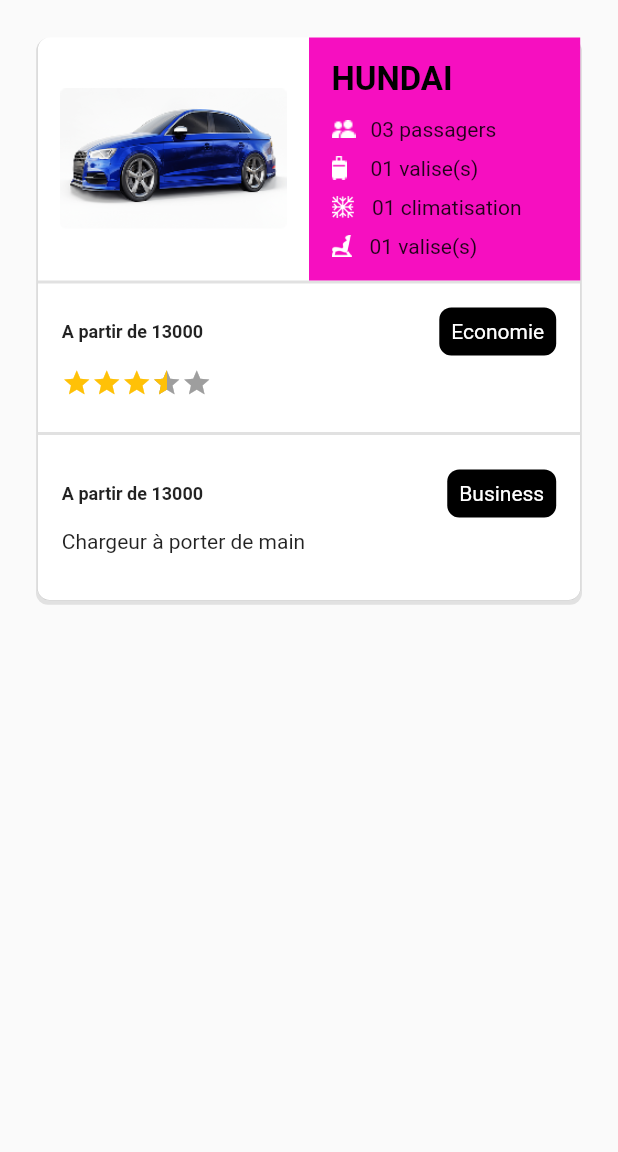
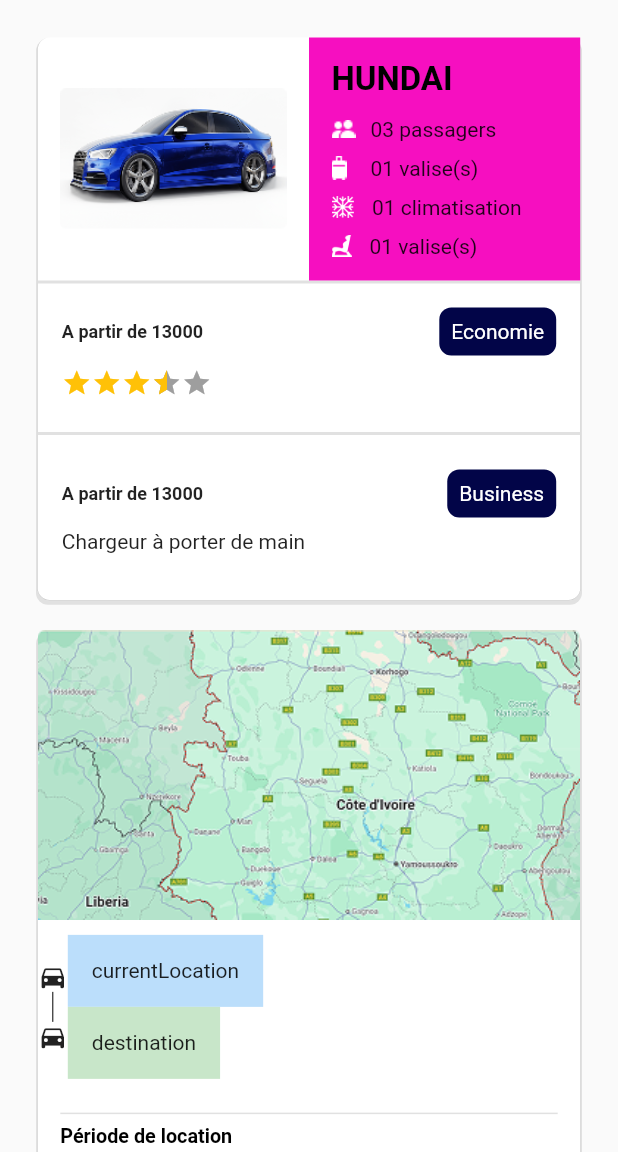
Before and after one commit to k-adama/voyagedifiant, a Flutter app: the VehiculeDetails screen opened by its route, on a phone screen of 412 x 824 dp, the part 84-1236 px from its top. Run offline on Flutter 3.47's test engine with Material 3 defaults, Android fonts, the phone set to English and light mode, and no system bars; drawn by our look-alikes of flutter_rating_bar, pull_to_refresh; our stand-ins replace flutter_screenutil, flutter_staggered_animations, flutter_svg, form_field_validator, get, intl_phone_field; missing offline and left inert: auto_height_grid_view; Roboto replaces fonts that are missing (Cereal).

Commit message:
FIX DETAISL SCREEN with maps card

```diff
--- /dev/null
+++ b/lib/core/constants/app_helpers.dart
@@ -0,0 +1,36 @@
+import 'package:flutter/material.dart';
+import 'package:flutter_screenutil/flutter_screenutil.dart';
+import 'package:voyagedifiant/core/constants/app_colors.dart';
+
+class AppHelpersCommon {
+  AppHelpersCommon._();
+
+  static Future<dynamic> showCustomModalBottomSheet({
+    required BuildContext context,
+    required Widget modal,
+    required bool isDarkMode,
+    double radius = 16,
+    bool isDrag = true,
+    bool isDismissible = true,
+    double paddingTop = 200,
+  }) {
+    return showModalBottomSheet(
+      isDismissible: isDismissible,
+      enableDrag: isDrag,
+      shape: RoundedRectangleBorder(
+        borderRadius: BorderRadius.only(
+          topLeft: Radius.circular(radius.r),
+          topRight: Radius.circular(radius.r),
+        ),
+      ),
+      isScrollControlled: true,
+      backgroundColor: AppColors.transparent,
+      context: context,
+      builder: (context) => Padding(
+        padding:
+            EdgeInsets.only(bottom: MediaQuery.of(context).viewInsets.bottom),
+        child: modal,
+      ),
+    );
+  }
+}
--- /dev/null
+++ b/lib/core/models/driver_model.dart
@@ -0,0 +1,14 @@
+// Modèle pour un chauffeur
+class DriverModel {
+  final String imageUrl;
+  final String name;
+  final String phoneNumber;
+  final double rating;
+
+  DriverModel({
+    required this.imageUrl,
+    required this.name,
+    required this.phoneNumber,
+    required this.rating,
+  });
+}
--- /dev/null
+++ b/lib/core/widgets/components/app_divider.dart
@@ -0,0 +1,14 @@
+import 'package:flutter/material.dart';
+import 'package:voyagedifiant/core/constants/app_colors.dart';
+
+class AppDivider extends StatelessWidget {
+  const AppDivider({super.key});
+
+  @override
+  Widget build(BuildContext context) {
+    return const Divider(
+      thickness: 1,
+      color: AppColors.gray,
+    );
+  }
+}
--- a/lib/core/widgets/components/appbar/drawer_page.component.dart
+++ b/lib/core/widgets/components/appbar/drawer_page.component.dart
@@ -1,5 +1,4 @@
 import 'package:flutter/material.dart';
-import 'package:get/route_manager.dart';
 import 'package:voyagedifiant/core/constants/app_colors.dart';
 import 'package:voyagedifiant/core/widgets/components/appbar/drawer_page_body.component.dart';
 import 'package:voyagedifiant/core/widgets/components/appbar/drawer_page_header.component.dart';
--- a/lib/views/controllers/home/controllers/home.controllers.dart
+++ b/lib/views/controllers/home/controllers/home.controllers.dart
@@ -1,3 +1,109 @@
+import 'package:flutter/material.dart';
+import 'package:get/get_navigation/src/extension_navigation.dart';
+import 'package:get/get_rx/src/rx_types/rx_types.dart';
 import 'package:get/get_state_manager/src/simple/get_controllers.dart';
+import 'package:get/instance_manager.dart';
+import 'package:intl/intl.dart';
+import 'package:voyagedifiant/core/models/driver_model.dart';
 
-class HomeController extends GetxController {}
+class HomeController extends GetxController {
+  DateTime? startDate;
+  DateTime? endDate;
+  TimeOfDay? startTime;
+  TimeOfDay? endTime;
+
+  // Format des dates
+  final DateFormat dateFormat = DateFormat('dd MMM');
+
+  // Sélection de la plage de dates
+  Future<void> selectDateRange() async {
+    DateTimeRange? picked = await showDateRangePicker(
+      context: Get.context!, // Utilise Get.context ici
+      firstDate: DateTime.now(),
+      lastDate: DateTime(DateTime.now().year + 1),
+      initialDateRange: startDate != null && endDate != null
+          ? DateTimeRange(start: startDate!, end: endDate!)
+          : null,
+    );
+
+    if (picked != null) {
+      startDate = picked.start;
+      endDate = picked.end;
+      update(); // Met à jour les widgets liés à ce contrôleur
+
+      // Sélection des heures après les dates
+      await selectTime(isStartTime: true);
+      await selectTime(isStartTime: false);
+    }
+  }
+
+  // Sélection d'une heure avec un titre personnalisé
+  Future<void> selectTime({required bool isStartTime}) async {
+    TimeOfDay? pickedTime = await showTimePicker(
+      context: Get.context!, // Utilise Get.context ici
+      initialTime: isStartTime
+          ? (startTime ?? TimeOfDay.now())
+          : (endTime ?? TimeOfDay.now()),
+      helpText: isStartTime
+          ? 'Sélectionnez l\'heure de prise en charge'
+          : 'Sélectionnez l\'heure de retour',
+    );
+
+    if (pickedTime != null) {
+      if (isStartTime) {
+        startTime = pickedTime;
+      } else {
+        endTime = pickedTime;
+      }
+      update(); // Met à jour les widgets liés à ce contrôleur
+    }
+  }
+
+  // Affichage du texte résumé
+  String get displayText {
+    if (startDate == null ||
+        endDate == null ||
+        startTime == null ||
+        endTime == null) {
+      return 'Sélectionner une période';
+    }
+    return '${dateFormat.format(startDate!)} ${startTime!.format(Get.context!)} → '
+        '${dateFormat.format(endDate!)} ${endTime!.format(Get.context!)}';
+  }
+
+  // Chauffeur sélectionné
+  var selectedChauffeur = Rx<DriverModel>(DriverModel(
+    imageUrl: 'assets/icons/utilisateur.png',
+    name: 'Chara',
+    phoneNumber: 'xx00000000',
+    rating: 4.5,
+  ));
+
+  // Liste des chauffeurs disponibles
+  final List<DriverModel> chauffeurs = [
+    DriverModel(
+      imageUrl: 'assets/icons/utilisateur.png',
+      name: 'Chara 1',
+      phoneNumber: 'xx00000000',
+      rating: 4.5,
+    ),
+    DriverModel(
+      imageUrl: 'assets/icons/utilisateur.png',
+      name: 'Chara 2',
+      phoneNumber: 'xx00000000',
+      rating: 4.8,
+    ),
+    DriverModel(
+      imageUrl: 'assets/icons/utilisateur.png',
+      name: 'Chara pro',
+      phoneNumber: 'xx00000000',
+      rating: 4.2,
+    ),
+  ];
+
+  // Met à jour le chauffeur sélectionné
+  void selectChauffeur(DriverModel chauffeur) {
+    selectedChauffeur.value = chauffeur;
+    Get.back(); // Ferme le BottomSheet
+  }
+}
--- a/lib/views/pages/home/components/vehicule/components/details_card_component.dart
+++ b/lib/views/pages/home/components/vehicule/components/details_card_component.dart
@@ -1,7 +1,9 @@
 import 'package:flutter/material.dart';
+import 'package:get/instance_manager.dart';
 import 'package:voyagedifiant/core/constants/app_colors.dart';
 import 'package:voyagedifiant/core/constants/app_defaults.dart';
 import 'package:flutter_rating_bar/flutter_rating_bar.dart';
+import 'package:voyagedifiant/views/controllers/home/controllers/home.controllers.dart';
 
 class DetailsCardComponent extends StatefulWidget {
   const DetailsCardComponent({
@@ -34,6 +36,8 @@ class _DetailsCardComponentState extends State<DetailsCardComponent> {
     });
   }
 
+  final HomeController homeController = Get.put(HomeController());
+
   @override
   Widget build(BuildContext context) {
     return Container(
@@ -60,7 +64,7 @@ class _DetailsCardComponentState extends State<DetailsCardComponent> {
           BoxShadow(
             color: AppColors.black.withOpacity(0.1),
             spreadRadius: 1,
-            offset: Offset(0, 2),
+            offset: const Offset(0, 2),
           ),
         ],
       ),
@@ -248,7 +252,7 @@ class _DetailsCardComponentState extends State<DetailsCardComponent> {
           ),*/
           const SizedBox(
             height: AppDefaults.padding,
-          )
+          ),
         ],
       ),
     );
@@ -277,7 +281,8 @@ class _DetailsCardComponentState extends State<DetailsCardComponent> {
                   child: Container(
                     padding: const EdgeInsets.all(8),
                     decoration: BoxDecoration(
-                      color: isSelected ? AppColors.signUpColor : AppColors.black,
+                      color:
+                          isSelected ? AppColors.signUpColor : AppColors.primaryColor,
                       borderRadius: BorderRadius.circular(8),
                     ),
                     child: Text(className,
--- /dev/null
+++ b/lib/views/pages/home/components/vehicule/components/maps_datetime_card.dart
@@ -0,0 +1,148 @@
+import 'package:flutter/material.dart';
+import 'package:get/get_state_manager/get_state_manager.dart';
+import 'package:voyagedifiant/core/constants/app_colors.dart';
+import 'package:voyagedifiant/core/constants/app_defaults.dart';
+import 'package:voyagedifiant/core/constants/app_helpers.dart';
+import 'package:voyagedifiant/core/widgets/components/app_divider.dart';
+import 'package:voyagedifiant/views/controllers/home/controllers/home.controllers.dart';
+import 'package:voyagedifiant/views/pages/home/components/vehicule/components/driver_cart_component.dart';
+import 'package:voyagedifiant/views/pages/home/components/vehicule/components/travel_page_component.dart';
+
+class MapsDatetimeCard extends StatefulWidget {
+  const MapsDatetimeCard({super.key});
+
+  @override
+  State<MapsDatetimeCard> createState() => _MapsDatetimeCardState();
+}
+
+class _MapsDatetimeCardState extends State<MapsDatetimeCard> {
+  @override
+  Widget build(BuildContext context) {
+    return GetBuilder<HomeController>(builder: (homeController) {
+      return Container(
+        margin: const EdgeInsets.all(10),
+        decoration: BoxDecoration(
+          color: AppColors.white,
+          borderRadius: BorderRadius.circular(8),
+          border: Border(
+            left: BorderSide(
+              color: Colors.grey.withOpacity(0.8),
+              width: 0.2,
+            ),
+            right: BorderSide(
+              color: Colors.grey.withOpacity(0.8),
+              width: 0.2,
+            ),
+            bottom: BorderSide(
+              color: Colors.grey.withOpacity(0.8),
+              width: 0.2,
+            ),
+          ),
+          boxShadow: [
+            BoxShadow(
+              color: AppColors.black.withOpacity(0.1),
+              spreadRadius: 1,
+              offset: const Offset(0, 2),
+            ),
+          ],
+        ),
+        child: Column(
+          children: [
+            Image.asset('assets/images/maps.png'),
+            const SizedBox(
+              height: 10,
+            ),
+            const TravelPageComponent(),
+            Container(
+              padding: const EdgeInsets.all(AppDefaults.padding),
+              child: Column(
+                mainAxisAlignment: MainAxisAlignment.start,
+                crossAxisAlignment: CrossAxisAlignment.start,
+                children: [
+                  const AppDivider(),
+                  Text(
+                    "Période de location",
+                    style: AppColors.interBold(
+                      size: 12,
+                    ),
+                  ),
+                  Row(
+                    children: [
+                      const Icon(Icons.calendar_today, color: AppColors.black),
+                      const SizedBox(width: 12),
+                      Expanded(
+                        child: Text(homeController.displayText),
+                      ),
+                      ElevatedButton(
+                        style: ElevatedButton.styleFrom(
+                          backgroundColor: AppColors.primaryColor,
+                          shape: RoundedRectangleBorder(
+                            borderRadius: BorderRadius.circular(8),
+                          ),
+                        ),
+                        onPressed: () => homeController.selectDateRange(),
+                        child: const Text('Modifier'),
+                      ),
+                    ],
+                  ),
+                  const AppDivider(),
+                ],
+              ),
+            ),
+            DriverCardComponent(
+              driver: homeController.selectedChauffeur.value,
+              onChange: () {
+                AppHelpersCommon.showCustomModalBottomSheet(
+                  context: context,
+                  modal: Container(
+                    padding: const EdgeInsets.all(16),
+                    decoration: const BoxDecoration(
+                      color: Colors.white,
+                      borderRadius:
+                          BorderRadius.vertical(top: Radius.circular(20)),
+                    ),
+                    child: Column(
+                      mainAxisSize: MainAxisSize.min,
+                      children: [
+                        const Text(
+                          'Choisir un autre chauffeur',
+                          style: TextStyle(
+                              fontSize: 18, fontWeight: FontWeight.bold),
+                        ),
+                        const SizedBox(height: 16),
+                        // Liste des chauffeurs avec bouton "Choisir"
+                        ...homeController.chauffeurs.map((chauffeur) {
+                          return ListTile(
+                            leading: CircleAvatar(
+                              backgroundImage: AssetImage(chauffeur.imageUrl),
+                            ),
+                            title: Text(chauffeur.name),
+                            subtitle: Text(chauffeur.phoneNumber),
+                            trailing: ElevatedButton(
+                              style: ElevatedButton.styleFrom(
+                                backgroundColor: AppColors.primaryColor,
+                                shape: RoundedRectangleBorder(
+                                  borderRadius: BorderRadius.circular(8),
+                                ),
+                              ),
+                              onPressed: () =>
+                                  homeController.selectChauffeur(chauffeur),
+                              child: const Text('Choisir'),
+                            ),
+                          );
+                        }).toList(),
+                      ],
+                    ),
+                  ),
+                  isDarkMode: false,
+                  isDrag: true,
+                  radius: 12,
+                );
+              },
+            )
+          ],
+        ),
+      );
+    });
+  }
+}
--- /dev/null
+++ b/lib/views/pages/home/components/vehicule/components/travel_page_component.dart
@@ -0,0 +1,51 @@
+import 'package:flutter/material.dart';
+
+class TravelPageComponent extends StatefulWidget {
+  const TravelPageComponent({super.key});
+
+  @override
+  State<TravelPageComponent> createState() => _TravelPageComponentState();
+}
+
+class _TravelPageComponentState extends State<TravelPageComponent> {
+  @override
+  Widget build(BuildContext context) {
+    return Row(
+      children: [
+        const Column(
+          children: [
+            Icon(Icons.directions_car, size: 20),
+            SizedBox(
+              height: 20, // Hauteur de la barre verticale
+              child: VerticalDivider(color: Colors.black),
+            ),
+            Icon(Icons.directions_car, size: 20),
+          ],
+        ),
+        Expanded(
+          child: Column(
+            crossAxisAlignment: CrossAxisAlignment.start,
+            children: [
+              GestureDetector(
+                onTap: () {},
+                child: Container(
+                  padding: EdgeInsets.all(16),
+                  color: Colors.blue[100],
+                  child: Text('currentLocation'),
+                ),
+              ),
+              GestureDetector(
+                onTap: () {},
+                child: Container(
+                  padding: EdgeInsets.all(16),
+                  color: Colors.green[100],
+                  child: Text('destination'),
+                ),
+              ),
+            ],
+          ),
+        ),
+      ],
+    );
+  }
+}
--- a/lib/views/pages/home/components/vehicule/vehicule_details.dart
+++ b/lib/views/pages/home/components/vehicule/vehicule_details.dart
@@ -1,9 +1,11 @@
 import 'package:flutter/material.dart';
 import 'package:voyagedifiant/core/constants/app_colors.dart';
 import 'package:voyagedifiant/core/constants/app_defaults.dart';
+import 'package:voyagedifiant/core/widgets/buttons/app_button.dart';
 import 'package:voyagedifiant/core/widgets/components/appbar/app_bar.dart';
 import 'package:voyagedifiant/core/widgets/components/appbar/drawer_page.component.dart';
 import 'package:voyagedifiant/views/pages/home/components/vehicule/components/details_card_component.dart';
+import 'package:voyagedifiant/views/pages/home/components/vehicule/components/maps_datetime_card.dart';
 
 class VehiculeDetails extends StatefulWidget {
   const VehiculeDetails({super.key});
@@ -15,27 +17,40 @@ class VehiculeDetails extends StatefulWidget {
 class _VehiculeDetailsState extends State<VehiculeDetails> {
   @override
   Widget build(BuildContext context) {
-    return const Scaffold(
+    return Scaffold(
       resizeToAvoidBottomInset: false,
-      appBar: PreferredSize(
+      appBar: const PreferredSize(
         preferredSize: Size.fromHeight(kToolbarHeight),
         child: AppBarComponent(),
       ),
-      endDrawer: Drawer(
+      endDrawer: const Drawer(
         backgroundColor: AppColors.white,
         child: DrawerPageComponent(),
       ),
       body: SingleChildScrollView(
         child: Padding(
-          padding: EdgeInsets.all(AppDefaults.padding),
+          padding: const EdgeInsets.all(AppDefaults.padding),
           child: Column(
             children: [
-              DetailsCardComponent(
+              const DetailsCardComponent(
                 name: 'HUNDAI',
                 price: '13000',
                 person: '03',
                 bag: '01',
                 couponBackground: 'assets/images/Rectangle 11.png',
+              ),
+              const MapsDatetimeCard(),
+              Padding(
+                padding: const EdgeInsets.all(8.0),
+                child: AppCustomButton(
+                  onPressed: () {
+                    //  Get.offAllNamed(Routes.HOME_PAGE);
+                  },
+                  borderRadius: const BorderRadius.all(Radius.circular(8)),
+                  buttonText: "Passer au paiement",
+                  textColor: AppColors.white,
+                  buttonColor: AppColors.primaryColor,
+                ),
               ),
             ],
           ),
```
Also changed, not shown: lib/views/pages/home/components/vehicule/components/driver_cart_component.dart (added, +77 -0 lines), assets/icons/utilisateur.png (added), assets/images/maps.png (added).
